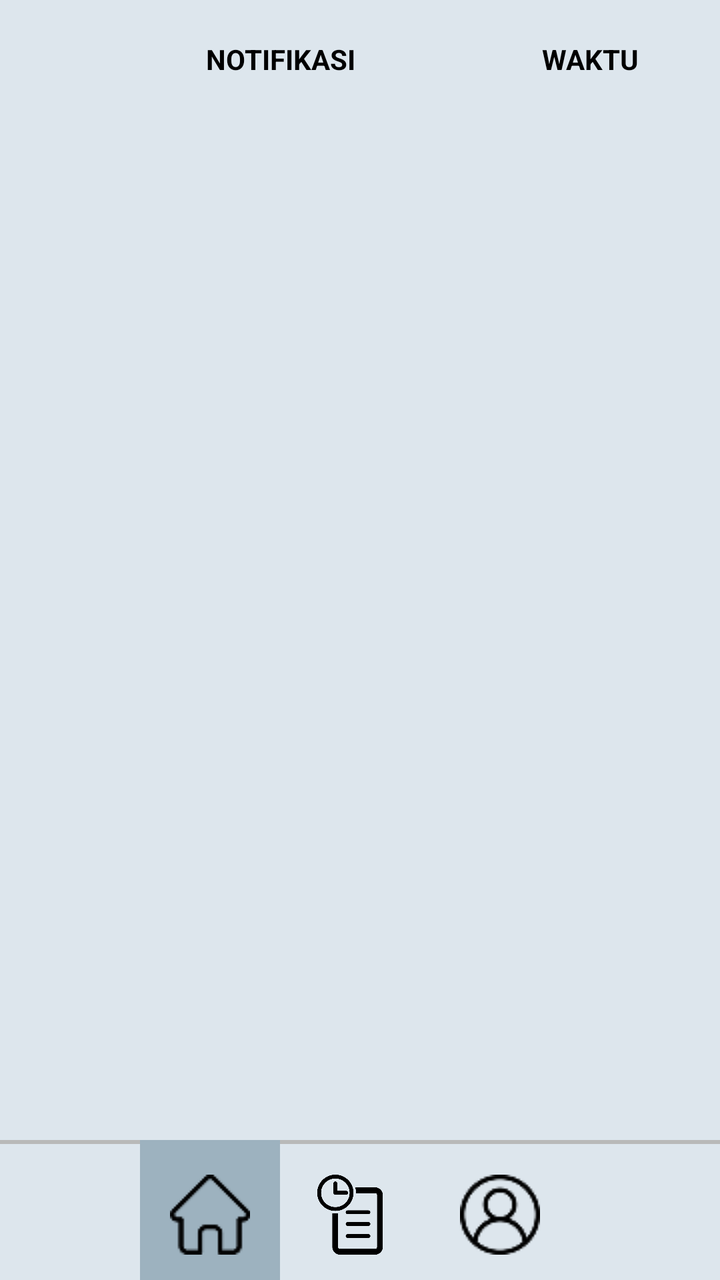
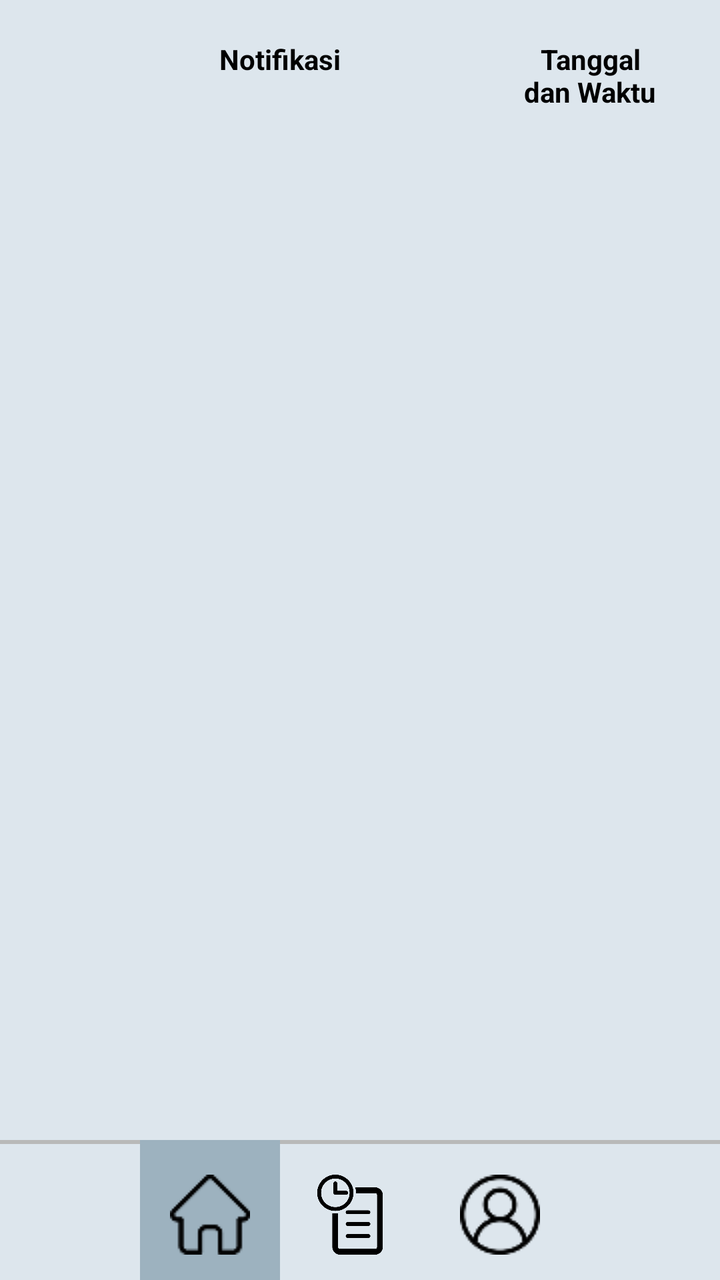

Screens rendered from an Android XML layout before and after an edit, with the pre-edit source and the edit as a unified diff.
<!-- AndroidManifest.xml: application theme Theme.Skripsi -->
<!-- res/layout/activity_home_page_asuransi_pembayaran.xml -->
<?xml version="1.0" encoding="utf-8"?>
<RelativeLayout xmlns:android="http://schemas.android.com/apk/res/android"
    xmlns:app="http://schemas.android.com/apk/res-auto"
    xmlns:tools="http://schemas.android.com/tools"
    android:id="@+id/main"
    android:layout_width="match_parent"
    android:layout_height="match_parent"
    tools:context=".HomePageAsuransiPembayaran"
    android:background="#DDE6ED">

    <LinearLayout
        android:layout_width="match_parent"
        android:layout_height="wrap_content"
        android:orientation="horizontal"
        android:paddingHorizontal="30dp"
        android:paddingVertical="20dp"
        android:id="@+id/info"
        >

        <TextView
            android:layout_width="match_parent"
            android:layout_height="wrap_content"
            android:layout_weight="1"
            android:textColor="@color/black"
            android:layout_marginRight="5dp"
            android:text="NOTIFIKASI"
            android:textAlignment="center"
            android:textStyle="bold"
            />

        <TextView
            android:layout_width="match_parent"
            android:layout_height="wrap_content"
            android:layout_weight="3"
            android:textColor="@color/black"
            android:layout_marginLeft="5dp"
            android:text="WAKTU"
            android:textAlignment="center"
            android:textStyle="bold"
            />

    </LinearLayout>


    <androidx.recyclerview.widget.RecyclerView
        android:layout_width="match_parent"
        android:layout_height="wrap_content"
        android:id="@+id/rvView"
        android:layout_below="@+id/info"
        />

    <LinearLayout
        android:layout_width="match_parent"
        android:layout_height="wrap_content"
        android:orientation="horizontal"
        android:layout_above="@+id/footer"
        android:background="#9DB2BF"
        android:id="@+id/pilihan"
        android:visibility="gone">

        <TextView
            android:layout_width="wrap_content"
            android:layout_height="wrap_content"
            android:text="Pendaftaran"
            android:textColor="@color/black"
            android:layout_marginVertical="10dp"
            android:layout_weight="1"
            android:padding="5dp"
            android:id="@+id/pendaftaran"
            android:textAlignment="center"
            android:textStyle="bold"
            />


        <TextView
            android:layout_width="wrap_content"
            android:layout_height="wrap_content"
            android:text="Pembayaran"
            android:textColor="@color/black"
            android:padding="5dp"
            android:layout_marginVertical="10dp"
            android:id="@+id/pembayaran"
            android:layout_weight="1"
            android:textAlignment="center"
            android:textStyle="bold"
            />
    </LinearLayout>

    
    <RelativeLayout
        android:layout_width="match_parent"
        android:layout_height="70dp"
        android:layout_alignParentBottom="true"
        android:gravity="center"
        android:background="@drawable/footer"
        android:id="@+id/footer"
        >


        <LinearLayout
            android:layout_width="wrap_content"
            android:layout_height="match_parent"
            android:orientation="horizontal"
            >

            <LinearLayout
                android:layout_width="wrap_content"
                android:layout_height="match_parent"
                android:background="#9DB2BF"
                android:gravity="center"
                android:orientation="vertical"
                android:paddingHorizontal="15dp">

                <androidx.appcompat.widget.AppCompatButton
                    android:layout_width="40dp"
                    android:layout_height="40dp"
                    android:background="@drawable/home"
                    android:id="@+id/btnHome"
                    />
            </LinearLayout>

            <LinearLayout
                android:layout_width="wrap_content"
                android:layout_height="match_parent"
                android:gravity="center"
                android:orientation="vertical"
                android:paddingHorizontal="15dp">

                <androidx.appcompat.widget.AppCompatButton
                    android:layout_width="40dp"
                    android:layout_height="40dp"
                    android:background="@drawable/history_asuransi"
                    android:id="@+id/btnHistory"
                    />
            </LinearLayout>


            <LinearLayout
                android:layout_width="wrap_content"
                android:layout_height="match_parent"
                android:baselineAligned="false"
                android:gravity="center"
                android:orientation="vertical"
                android:paddingHorizontal="20dp">

                <androidx.appcompat.widget.AppCompatButton
                    android:layout_width="40dp"
                    android:layout_height="40dp"
                    android:background="@drawable/profile"
                    android:id="@+id/btnProfile"
                    />

            </LinearLayout>


        </LinearLayout>



    </RelativeLayout>

</RelativeLayout>
<!-- resources referenced by this layout -->
<resources>
  <color name="black">#FF000000</color>
  <!-- drawable footer (drawable) -->
  <?xml version="1.0" encoding="utf-8"?>
  <inset xmlns:android="http://schemas.android.com/apk/res/android"
      android:insetRight="-5dp"
      android:insetBottom="-5dp"
      android:insetLeft="-5dp">
  
      <shape android:shape="rectangle" android:thickness="2dp" >
          <stroke
              android:width="2dp"
              android:color="#b8b9b9" />
          <solid android:color="#DDE6ED" />
      </shape>
  </inset>
  <!-- drawable history_asuransi: png bitmap (drawable, 7713 bytes) -->
  <!-- drawable home: png bitmap (drawable, 692 bytes) -->
  <!-- drawable profile: png bitmap (drawable, 1238 bytes) -->
  <style name="Theme.Skripsi" parent="Theme.MaterialComponents.DayNight.DarkActionBar">
          
          <item name="colorPrimary">@color/purple_500</item>
          <item name="colorPrimaryVariant">@color/purple_700</item>
          <item name="colorOnPrimary">@color/white</item>
          
          <item name="colorSecondary">@color/teal_200</item>
          <item name="colorSecondaryVariant">@color/teal_700</item>
          <item name="colorOnSecondary">@color/black</item>
          
          <item name="android:statusBarColor">?attr/colorPrimaryVariant</item>
          
      </style>
  <color name="purple_500">#FF6200EE</color>
  <color name="purple_700">#FF3700B3</color>
  <color name="white">#FFFFFFFF</color>
  <color name="teal_200">#FF03DAC5</color>
  <color name="teal_700">#FF018786</color>
</resources>

<!-- the commit's change to res/layout/activity_home_page_asuransi_pembayaran.xml (unified diff, before → after) -->
@@ -23,7 +23,7 @@
             android:layout_weight="1"
             android:textColor="@color/black"
             android:layout_marginRight="5dp"
-            android:text="NOTIFIKASI"
+            android:text="@string/notifikasi"
             android:textAlignment="center"
             android:textStyle="bold"
             />
@@ -34,7 +34,7 @@
             android:layout_weight="3"
             android:textColor="@color/black"
             android:layout_marginLeft="5dp"
-            android:text="WAKTU"
+            android:text="@string/waktu"
             android:textAlignment="center"
             android:textStyle="bold"
             />
@@ -61,7 +61,7 @@
         <TextView
             android:layout_width="wrap_content"
             android:layout_height="wrap_content"
-            android:text="Pendaftaran"
+            android:text="@string/pendaftaran"
             android:textColor="@color/black"
             android:layout_marginVertical="10dp"
             android:layout_weight="1"
@@ -75,7 +75,7 @@
         <TextView
             android:layout_width="wrap_content"
             android:layout_height="wrap_content"
-            android:text="Pembayaran"
+            android:text="@string/pembayaran"
             android:textColor="@color/black"
             android:padding="5dp"
             android:layout_marginVertical="10dp"
<!-- resource entries referenced after the edit -->
@@ -18,6 +18,10 @@
   <!-- drawable history_asuransi: png bitmap (drawable, 7713 bytes) -->
   <!-- drawable home: png bitmap (drawable, 692 bytes) -->
   <!-- drawable profile: png bitmap (drawable, 1238 bytes) -->
+  <string name="notifikasi">Notifikasi</string>
+  <string name="pembayaran">Pembayaran</string>
+  <string name="pendaftaran">Pendaftaran</string>
+  <string name="waktu">Tanggal dan Waktu</string>
   <style name="Theme.Skripsi" parent="Theme.MaterialComponents.DayNight.DarkActionBar">
           
           <item name="colorPrimary">@color/purple_500</item>
